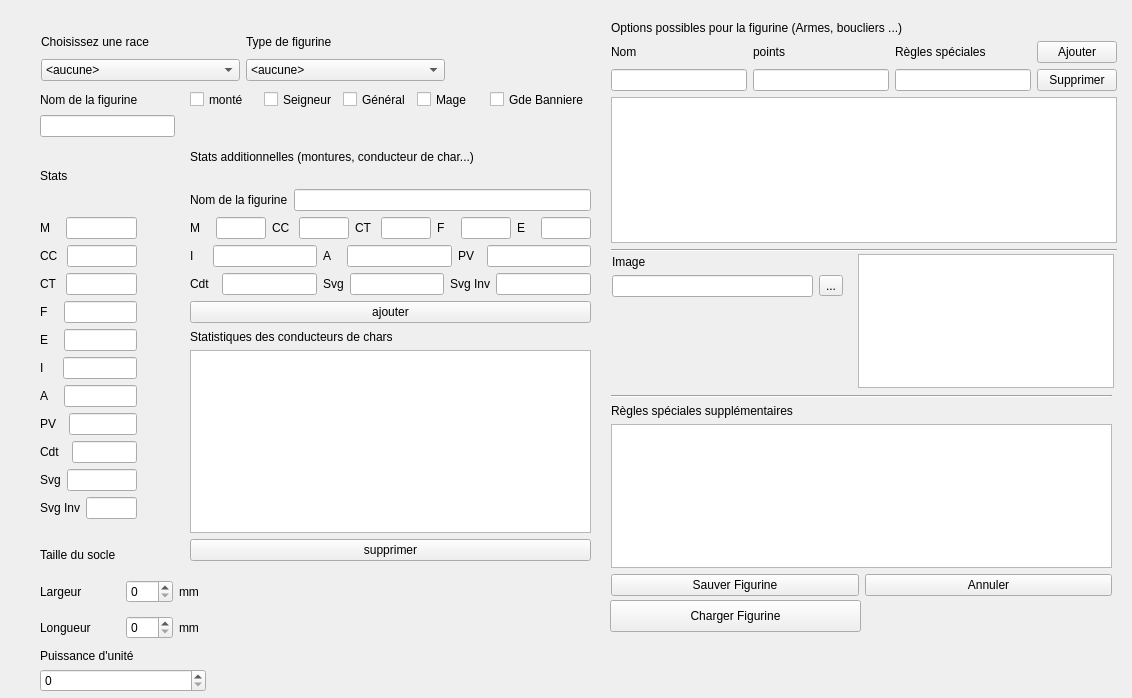
First picture: the form in warhole/modelwindow.ui, repository kaosphere/Warhole, before the edit.
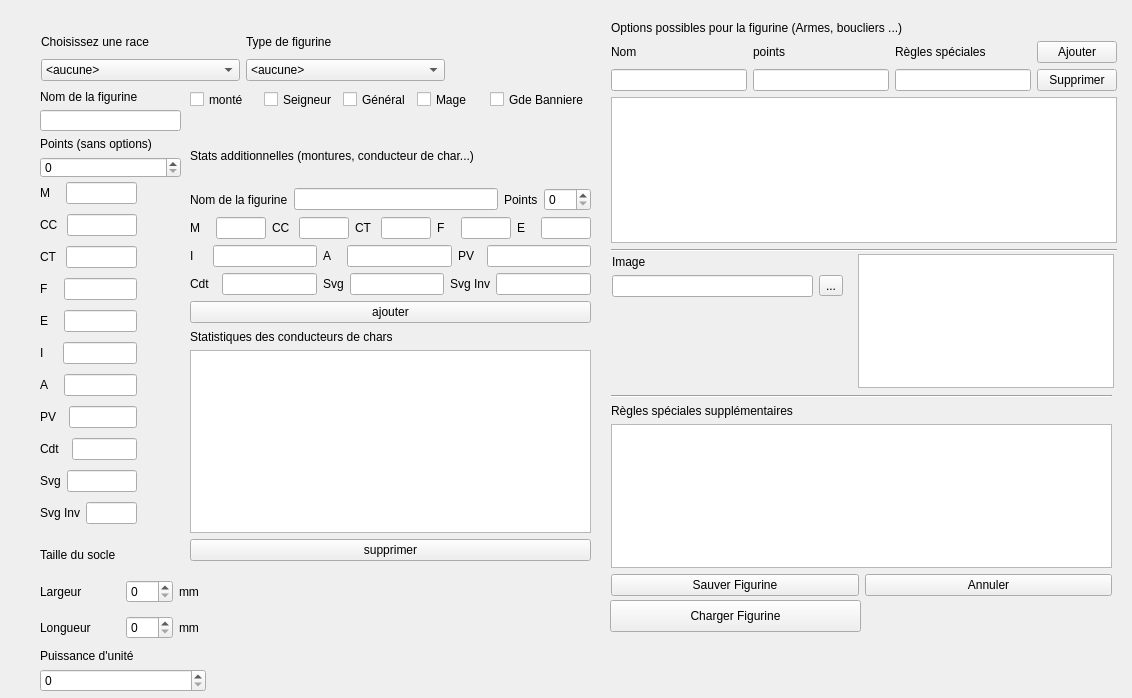
Second picture: the form after the edit.

Commit message: update all classes to support points in model

What changed in the file:
```diff
--- a/warhole/modelwindow.ui
+++ b/warhole/modelwindow.ui
@@ -18,8 +18,8 @@
     <rect>
      <x>40</x>
      <y>90</y>
-     <width>135</width>
-     <height>47</height>
+     <width>141</width>
+     <height>88</height>
     </rect>
    </property>
    <layout class="QVBoxLayout" name="verticalLayout_2">
@@ -33,25 +33,32 @@
     <item>
      <widget class="QLineEdit" name="lineEditName"/>
     </item>
+    <item>
+     <widget class="QLabel" name="label_27">
+      <property name="text">
+       <string>Points (sans options)</string>
+      </property>
+     </widget>
+    </item>
+    <item>
+     <widget class="QSpinBox" name="spinPoints">
+      <property name="maximum">
+       <number>999</number>
+      </property>
+     </widget>
+    </item>
    </layout>
   </widget>
   <widget class="QWidget" name="layoutWidget">
    <property name="geometry">
     <rect>
      <x>40</x>
-     <y>140</y>
+     <y>178</y>
      <width>97</width>
-     <height>379</height>
+     <height>361</height>
     </rect>
    </property>
    <layout class="QVBoxLayout" name="verticalLayout_3">
-    <item>
-     <widget class="QLabel" name="label_3">
-      <property name="text">
-       <string>Stats</string>
-      </property>
-     </widget>
-    </item>
     <item>
      <layout class="QHBoxLayout" name="horizontalLayout">
       <item>
@@ -768,6 +775,20 @@
       <item>
        <widget class="QLineEdit" name="lineEditName2"/>
       </item>
+      <item>
+       <widget class="QLabel" name="label_67">
+        <property name="text">
+         <string>Points</string>
+        </property>
+       </widget>
+      </item>
+      <item>
+       <widget class="QSpinBox" name="spinPoints2">
+        <property name="maximum">
+         <number>999</number>
+        </property>
+       </widget>
+      </item>
      </layout>
     </item>
     <item>
```
The commit also changes 17 other files.
